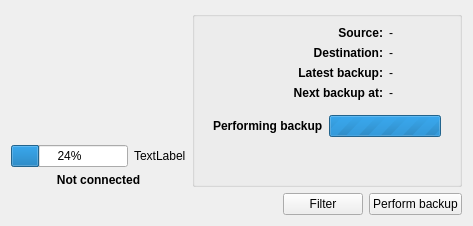
The window that src/app/mainwidgetbase.ui (flavio/kaveau) describes before a commit, drawn with Qt 5.
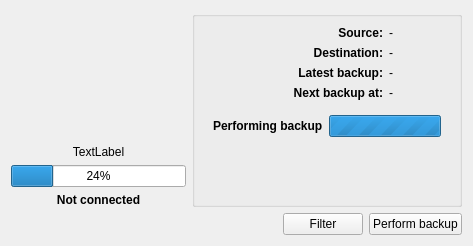
The same window after the commit. The open tabs and pages were chosen to show the change.

The edit to the form file:
```diff
--- a/src/app/mainwidgetbase.ui
+++ b/src/app/mainwidgetbase.ui
@@ -74,19 +74,22 @@
         </layout>
        </item>
        <item>
-        <layout class="QHBoxLayout" name="horizontalLayout_10">
-         <item>
-          <widget class="QProgressBar" name="diskSpaceBar">
-           <property name="value">
-            <number>24</number>
-           </property>
-          </widget>
-         </item>
+        <layout class="QVBoxLayout" name="verticalLayout_9">
          <item>
           <widget class="QLabel" name="diskSpaceLabel">
            <property name="text">
             <string>TextLabel</string>
            </property>
+           <property name="alignment">
+            <set>Qt::AlignCenter</set>
+           </property>
+          </widget>
+         </item>
+         <item>
+          <widget class="QProgressBar" name="diskSpaceBar">
+           <property name="value">
+            <number>24</number>
+           </property>
           </widget>
          </item>
         </layout>
```
Left out of the diff: 2 changed lines with no effect on the pictures.
